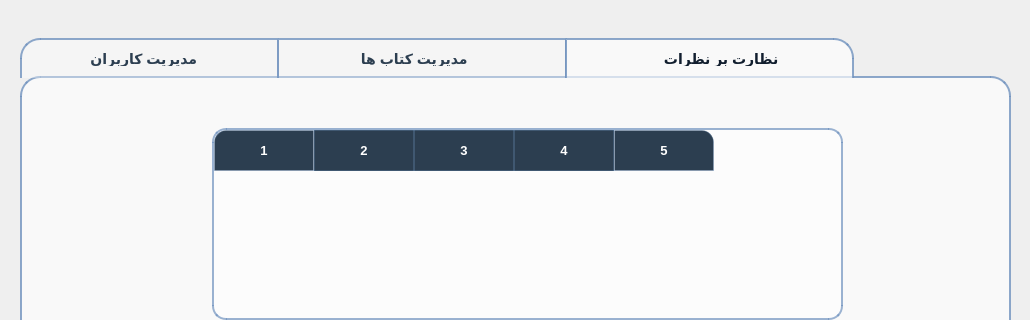
Before: the Qt Designer form client/adminmainwindow.ui in afkhamis1386-afk/bookCLUB_Project, drawn with Qt 5; both pictures show x 0 to 1030 and y 0 to 320 of the 1030 by 785 pixel window.
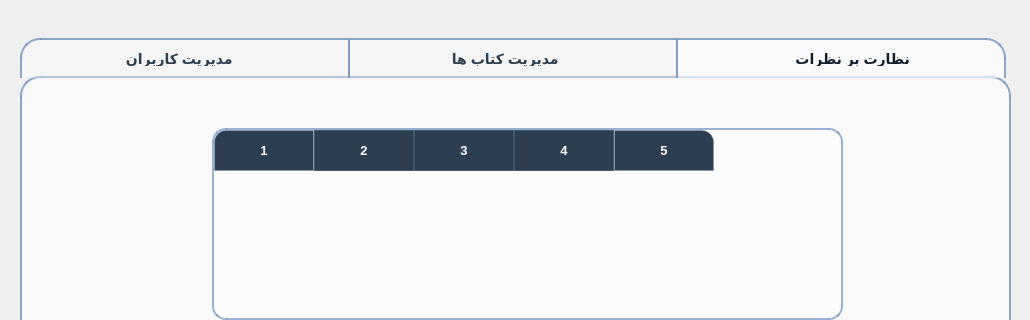
After: the same form once the commit is applied. Icons and pictures are not drawn.

Commit message: feat(admin): refresh users list after successful admin creation

Diff of the .ui file:
```diff
--- a/client/adminmainwindow.ui
+++ b/client/adminmainwindow.ui
@@ -50,6 +50,7 @@
     border-bottom: none;
     color: #2c3e50;
     padding: 12px 0px;
+    width: 326px;
     font-size: 14px;
     font-weight: bold;
     font-family: &quot;Segoe UI&quot;, &quot;Tahoma&quot;, sans-serif;
@@ -96,8 +97,14 @@
     border: none;
 }
 
+QTableCornerButton::section {
+    background-color: #2c3e50;
+    border-top-left-radius: 12px;
+    border: 1px solid rgba(112, 146, 190, 0.3);
+}
+
 QHeaderView::section:horizontal {
-    background-color: #2c3e50; 
+    background-color: #2c3e50;
     color: #ffffff;
     padding: 10px 0px;
     font-weight: bold;
@@ -115,14 +122,14 @@
 }
 
 QHeaderView::section:vertical {
-    background-color: #2c3e50; 
+    background-color: #2c3e50;
     color: #ffffff;
     font-weight: bold;
     font-size: 12px;
     border: 1px solid rgba(112, 146, 190, 0.3);
     text-align: center;
-    min-width: 35px; 
-    max-width: 35px; 
+    min-width: 35px;
+    max-width: 35px;
     padding: 2px;
 }
 
@@ -150,7 +157,7 @@
 }
 
 QTableWidget QScrollBar::handle:horizontal {
-    background: #a6c8e0;
+    background: #2c3e50;
     min-width: 30px;
     border-radius: 5px;
     margin: 1px;
@@ -182,7 +189,7 @@
 }
 
 QTableWidget QScrollBar::handle:vertical {
-    background: #a6c8e0;
+    background: #2c3e50;
     min-height: 30px;
     border-radius: 5px;
     margin: 1px;
@@ -224,7 +231,7 @@
 }
 
 QPushButton#backButton {
-    background-color: rgba(255, 255, 255, 0.6); 
+    background-color: rgba(255, 255, 255, 0.6);
     color: #2c3e50;
     border: 2px solid rgba(112, 146, 190, 0.8);
 }
```
Left out of the diff: 7 changed lines with no effect on the pictures. The commit also changes 1 other file.
